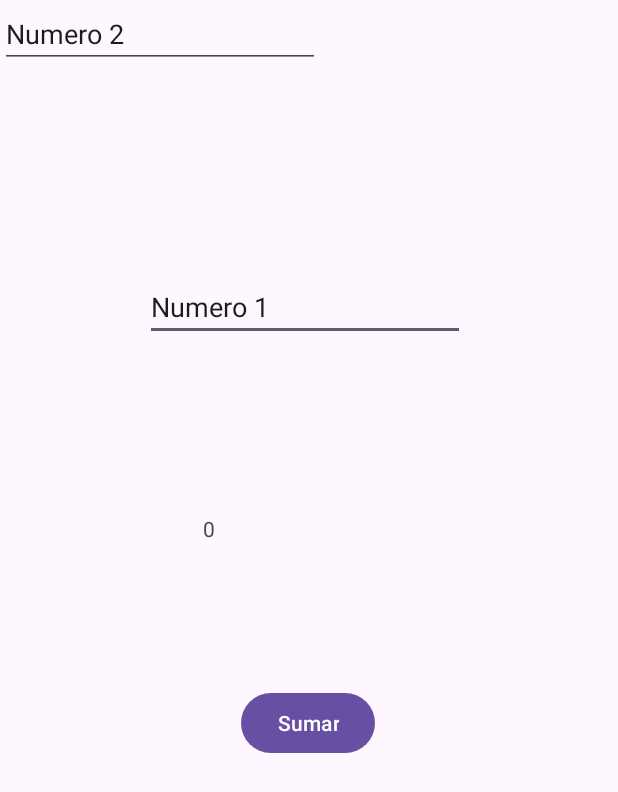
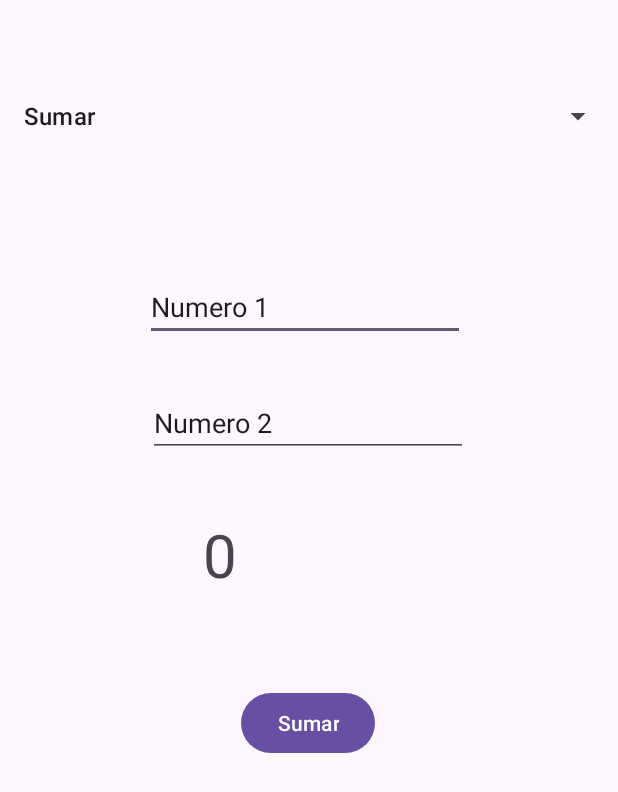
Before and after one commit to igcondor/DES_APP_MOVIL-DUOC-2025, an Android app: the NuevoActivity screen opened directly, with no data from a screen before it, after a tap on "Sumar", on a phone screen of 412 x 824 dp. Shown: the top 792 px of the screen. Run offline under Robolectric (Android 15) with nearby library versions, the phone set to English and light mode, and no system bars.

Commit message:
clase 2025_08_27 + spinner y adapter para que se vea bien la lista. lista todavia no es funcional

```diff
--- a/app/src/main/java/com/example/proyectobase/NuevoActivity.kt
+++ b/app/src/main/java/com/example/proyectobase/NuevoActivity.kt
@@ -1,8 +1,10 @@
 package com.example.proyectobase
 
 import android.os.Bundle
+import android.widget.ArrayAdapter
 import android.widget.Button
 import android.widget.EditText
+import android.widget.Spinner
 import android.widget.TextView
 import androidx.activity.enableEdgeToEdge
 import androidx.appcompat.app.AppCompatActivity
@@ -21,6 +23,16 @@ class NuevoActivity : AppCompatActivity() {
         val number2:EditText = findViewById(R.id.edNumber2)
         val txtResultado:TextView = findViewById(R.id.txtResultado)
         val btnCalcular:Button = findViewById(R.id.btnCalcular)
+        val spOperaciones: Spinner = findViewById(R.id.sp_operacion)
+
+        //crearemos nuestro primer array en base del spinner
+        val menuSPOperaciones = listOf("Sumar","Restar","Multiplicar","Dividir")
+
+        //vamos a completar el spinner operaciones
+        val adapter = ArrayAdapter( this,android.R.layout.simple_list_item_1,
+            menuSPOperaciones)
+
+        spOperaciones.adapter = adapter
 
         btnCalcular.setOnClickListener {
             var valor1:Int = number1.text.toString().toIntOrNull() ?:0
--- a/app/src/main/res/layout/activity_nuevo.xml
+++ b/app/src/main/res/layout/activity_nuevo.xml
@@ -28,8 +28,12 @@
         android:ems="10"
         android:inputType="text"
         android:text="Numero 2"
-        tools:layout_editor_absoluteX="100dp"
-        tools:layout_editor_absoluteY="234dp" />
+        app:layout_constraintBottom_toBottomOf="parent"
+        app:layout_constraintEnd_toEndOf="parent"
+        app:layout_constraintHorizontal_bias="0.497"
+        app:layout_constraintStart_toStartOf="parent"
+        app:layout_constraintTop_toTopOf="parent"
+        app:layout_constraintVertical_bias="0.333" />
 
     <Button
         android:id="@+id/btnCalcular"
@@ -48,10 +52,22 @@
         android:layout_width="140dp"
         android:layout_height="50dp"
         android:text="TextView"
+        android:textSize="60px"
         app:layout_constraintBottom_toBottomOf="parent"
         app:layout_constraintEnd_toEndOf="parent"
         app:layout_constraintHorizontal_bias="0.498"
         app:layout_constraintStart_toStartOf="parent"
         app:layout_constraintTop_toTopOf="parent"
         app:layout_constraintVertical_bias="0.443" />
+
+    <Spinner
+        android:id="@+id/sp_operacion"
+        android:layout_width="409dp"
+        android:layout_height="wrap_content"
+        app:layout_constraintBottom_toBottomOf="parent"
+        app:layout_constraintEnd_toEndOf="parent"
+        app:layout_constraintHorizontal_bias="0.0"
+        app:layout_constraintStart_toStartOf="parent"
+        app:layout_constraintTop_toTopOf="parent"
+        app:layout_constraintVertical_bias="0.069" />
 </androidx.constraintlayout.widget.ConstraintLayout>
```
